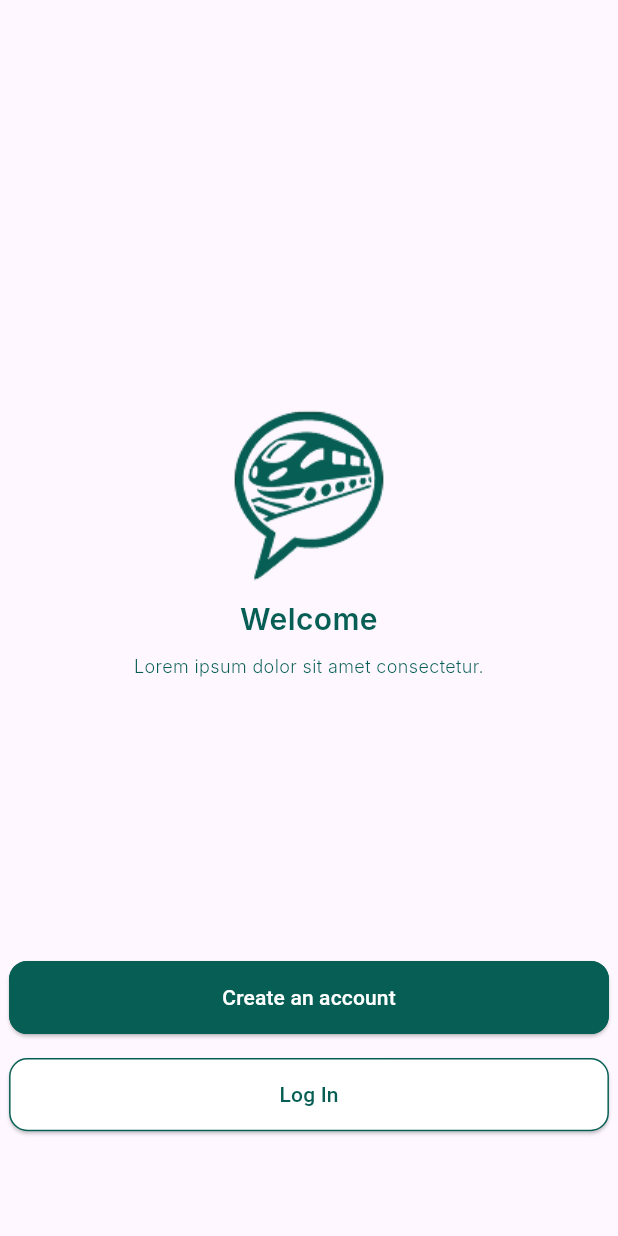
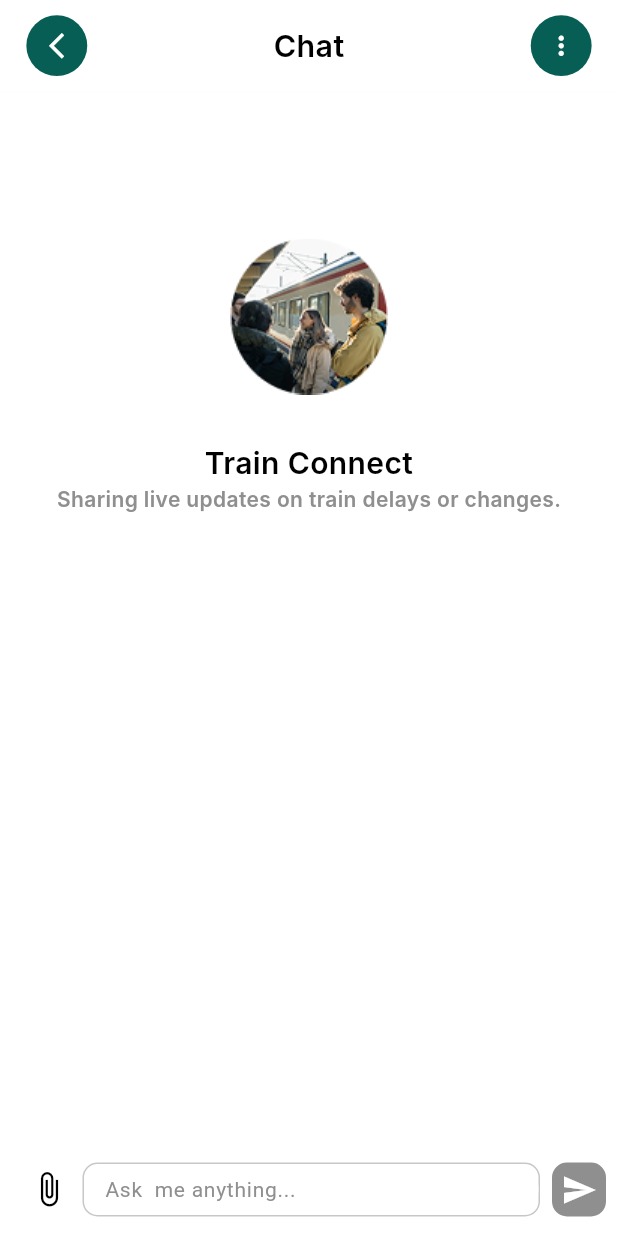
Before and after one commit to OmarGamalDev/train_zagazig, a Flutter app: the screen it shows after launch, after a tap on "Skip", on a phone screen of 412 x 824 dp. Run offline on Flutter 3.47's test engine with Material 3 defaults, Android fonts, the phone set to English and light mode, and no system bars; our stand-ins replace dots_indicator, flutter_chat_types, flutter_chat_ui, flutter_screenutil, shared_preferences; Roboto replaces fonts that are missing (Inter).

Commit message:
feat: Implement authentication and chat features
- Added LoginScreen and SignUpScreen with respective bodies for user authentication.
- Created ChatScreen with a custom app bar and messages view body for chat functionality.
- Developed MessagesViewBody to handle message sending and display.
- Implemented NoMessagesView to show when there are no chat messages.
- Integrated necessary UI components and state management for a seamless user experience.

```diff
--- a/lib/core/constants/routes.dart
+++ b/lib/core/constants/routes.dart
@@ -1,5 +1,6 @@
 import 'package:flutter/material.dart';
 import 'package:train_zagazig_app/features/auth/widgets/welcome_screen.dart';
+import 'package:train_zagazig_app/features/chat/presentation/screen/chat_screen.dart';
 import 'package:train_zagazig_app/features/home/home_screen.dart';
 import 'package:train_zagazig_app/features/onboarding/presentation/screens/onboarding_screen.dart';
 
@@ -11,6 +12,10 @@ Route<dynamic> onGenerateRoute(RouteSettings settings) {
       return MaterialPageRoute(builder: (_) => const HomeScreen());
     case WelcomeScreen.routeName:
       return MaterialPageRoute(builder: (_) => const WelcomeScreen());
+    // case SignUpScreen.routeName:
+    //   return MaterialPageRoute(builder: (_) => const SignUpScreen());
+    case ChatScreen.routeName:
+      return MaterialPageRoute(builder: (_) => const ChatScreen());
     default:
       return MaterialPageRoute(builder: (_) => const Scaffold());
   }
--- a/lib/features/auth/widgets/custom_text_field.dart
+++ b/lib/features/auth/widgets/custom_text_field.dart
@@ -3,7 +3,6 @@ import 'package:flutter_screenutil/flutter_screenutil.dart';
 
 class CustomInputField extends StatelessWidget {
   final String hintText;
-  final IconData icon;
   final bool obscureText;
   final String? Function(String?)? validator;
   final TextInputType? keyboardType;
@@ -11,7 +10,6 @@ class CustomInputField extends StatelessWidget {
   const CustomInputField({
     Key? key,
     required this.hintText,
-    required this.icon,
     this.obscureText = false,
     this.validator,
     this.keyboardType,
@@ -27,7 +25,6 @@ class CustomInputField extends StatelessWidget {
         validator: validator,
         keyboardType: keyboardType,
         decoration: InputDecoration(
-          prefixIcon: Icon(icon),
           hintText: hintText,
           filled: true,
           fillColor: Colors.white,
--- /dev/null
+++ b/lib/features/chat/presentation/screen/chat_screen.dart
@@ -0,0 +1,17 @@
+import 'package:flutter/material.dart';
+import 'package:train_zagazig_app/features/chat/presentation/widgets/messages_view_body.dart';
+import 'package:train_zagazig_app/features/chat/presentation/widgets/custom_appBar.dart';
+
+class ChatScreen extends StatelessWidget {
+  static const String routeName = 'chat';
+
+  const ChatScreen({super.key});
+
+  @override
+  Widget build(BuildContext context) {
+    return const Scaffold(
+      appBar: CustomAppBar(),
+      body: MessagesViewBody(),
+    );
+  }
+}
--- /dev/null
+++ b/lib/features/chat/presentation/widgets/custom_appBar.dart
@@ -0,0 +1,61 @@
+import 'package:flutter/material.dart';
+import 'package:flutter_screenutil/flutter_screenutil.dart';
+
+class CustomAppBar extends StatelessWidget implements PreferredSizeWidget {
+  const CustomAppBar({super.key});
+
+  @override
+  Widget build(BuildContext context) {
+    return SafeArea(
+      child: Container(
+        color: Colors.white,
+        padding: EdgeInsets.symmetric(horizontal: 16.w, vertical: 10.h),
+        child: Row(
+          mainAxisAlignment: MainAxisAlignment.spaceBetween,
+          children: [
+            GestureDetector(
+              onTap: () {
+                // Navigator.pop(context);
+              },
+              child: CircleAvatar(
+                radius: 20.r,
+                backgroundColor: const Color(0xff075E54),
+                child: Icon(
+                  Icons.arrow_back_ios_new,
+                  size: 20.sp,
+                  color: Colors.white,
+                ),
+              ),
+            ),
+            Text(
+              'Chat',
+              style: TextStyle(
+                color: Colors.black,
+                fontSize: 20.sp,
+                fontFamily: 'Inter',
+                fontWeight: FontWeight.w600,
+              ),
+            ),
+            GestureDetector(
+              onTap: () {
+                // Add your menu action
+              },
+              child: CircleAvatar(
+                radius: 20.r,
+                backgroundColor: const Color(0xff075E54),
+                child: Icon(
+                  Icons.more_vert,
+                  size: 20.sp,
+                  color: Colors.white,
+                ),
+              ),
+            ),
+          ],
+        ),
+      ),
+    );
+  }
+
+  @override
+  Size get preferredSize => Size.fromHeight(60.h);
+}
--- /dev/null
+++ b/lib/features/chat/presentation/widgets/messages_view_body.dart
@@ -0,0 +1,124 @@
+import 'package:flutter/material.dart';
+import 'package:flutter_chat_ui/flutter_chat_ui.dart';
+import 'package:flutter_chat_types/flutter_chat_types.dart' as types;
+import 'package:flutter_screenutil/flutter_screenutil.dart';
+import 'package:train_zagazig_app/features/chat/presentation/widgets/no_messages_view.dart';
+import 'package:uuid/uuid.dart';
+
+class MessagesViewBody extends StatefulWidget {
+  const MessagesViewBody({super.key});
+
+  @override
+  State<MessagesViewBody> createState() => _MessagesViewBodyState();
+}
+
+class _MessagesViewBodyState extends State<MessagesViewBody> {
+  final List<types.Message> _messages = [];
+  final _user = const types.User(id: 'yousef', firstName: 'يوسف');
+
+  final TextEditingController controller = TextEditingController();
+
+  @override
+  void dispose() {
+    super.dispose();
+    controller.dispose();
+  }
+
+  void handleSendPressed(types.PartialText message) {
+    final textMessage = types.TextMessage(
+      author: _user,
+      createdAt: DateTime.now().millisecondsSinceEpoch,
+      id: const Uuid().v4(),
+      text: message.text,
+    );
+
+    setState(() {
+      _messages.insert(0, textMessage);
+    });
+  }
+
+  @override
+  Widget build(BuildContext context) {
+    return Chat(
+      usePreviewData: true,
+      emptyState: const NoMessagesView(),
+      scrollPhysics: const AlwaysScrollableScrollPhysics(),
+      customBottomWidget: Container(
+        padding: const EdgeInsets.only(left: 20, top: 5, bottom: 5),
+        decoration: BoxDecoration(
+          borderRadius: BorderRadius.circular(8),
+          color: const Color(0xffffffff),
+        ),
+        child: Row(
+          children: [
+            const Icon(Icons.attach_file, color: Colors.black, size: 25),
+            Expanded(
+              child: Padding(
+                padding: const EdgeInsets.only(left: 10, top: 5, bottom: 5),
+                child: SizedBox(
+                  height: 36,
+                  child: Container(
+                    height: 40.h,
+                    width: 252.w,
+                    decoration: BoxDecoration(
+                      borderRadius: BorderRadius.circular(10),
+                      border: Border.all(
+                        color: const Color(0xffc7c7c7),
+                        width: 1,
+                      ),
+                    ),
+                    child: TextField(
+                      controller: controller,
+                      decoration: InputDecoration(
+                        contentPadding: const EdgeInsets.symmetric(
+                          horizontal: 10,
+                        ),
+                        border: OutlineInputBorder(
+                          borderRadius: BorderRadius.circular(50),
+                          borderSide: BorderSide.none,
+                        ),
+                        fillColor: Colors.white,
+                        filled: true,
+                        hintText: "Ask  me anything...",
+                        hintStyle: const TextStyle(
+                          color: Color(0xff8F8F8F),
+                          fontSize: 14,
+                        ),
+                      ),
+                    ),
+                  ),
+                ),
+              ),
+            ),
+            IconButton(
+              onPressed: () {
+                if (controller.text.isEmpty) return;
+                handleSendPressed(types.PartialText(text: controller.text));
+                controller.clear();
+              },
+              icon: Container(
+                width: 36,
+                height: 36,
+                decoration: BoxDecoration(
+                  color: const Color(0xff8F8F8F),
+                  borderRadius: BorderRadius.circular(10),
+                ),
+                child: Icon(Icons.send, color: Color(0xffffffff)),
+              ),
+            ),
+          ],
+        ),
+      ),
+      messages: _messages,
+      onSendPressed: handleSendPressed,
+      user: _user,
+      theme: DefaultChatTheme(
+        primaryColor: const Color(0xff2F80ED),
+        secondaryColor: const Color(0xffF6F7F9),
+        sentMessageBodyTextStyle: const TextStyle(color: Colors.white),
+        receivedMessageBodyTextStyle: const TextStyle(color: Colors.black),
+        inputBackgroundColor: Colors.grey[200]!,
+      ),
+    );
+  }
+}
--- /dev/null
+++ b/lib/features/chat/presentation/widgets/no_messages_view.dart
@@ -0,0 +1,43 @@
+import 'package:flutter/material.dart';
+import 'package:flutter_screenutil/flutter_screenutil.dart';
+
+class NoMessagesView extends StatelessWidget {
+  const NoMessagesView({super.key});
+
+  @override
+  Widget build(BuildContext context) {
+    return Column(
+      children: [
+        SizedBox(height: 96.h),
+        Center(
+          child: Image.asset(
+            "assets/images/chat.png",
+            width: 104.w,
+            height: 104.h,
+          ),
+        ),
+        SizedBox(height: 20),
+        SizedBox(height: 10),
+        Text(
+          "Train Connect",
+          textAlign: TextAlign.center,
+          style: TextStyle(
+            color: Colors.black,
+            fontSize: 20,
+            fontFamily: 'Inter',
+            fontWeight: FontWeight.w600,
+          ),
+        ),
+        Text(
+          "Sharing live updates on train delays or changes.",
+          style: TextStyle(
+            color: const Color(0xFF8F8F8F),
+            fontSize: 14,
+            fontFamily: 'Inter',
+            fontWeight: FontWeight.w600,
+          ),
+        ),
+      ],
+    );
+  }
+}
--- a/lib/features/onboarding/presentation/widgets/onboarding_screen_body.dart
+++ b/lib/features/onboarding/presentation/widgets/onboarding_screen_body.dart
@@ -3,7 +3,7 @@ import 'package:flutter/material.dart';
 import 'package:flutter_screenutil/flutter_screenutil.dart';
 import 'package:train_zagazig_app/core/services/shared_prefrences_singleton.dart';
 import 'package:train_zagazig_app/core/widgets/custom_button.dart';
-import 'package:train_zagazig_app/features/auth/widgets/welcome_screen.dart';
+import 'package:train_zagazig_app/features/chat/presentation/screen/chat_screen.dart';
 import 'package:train_zagazig_app/features/onboarding/presentation/widgets/on_boarding_page_view.dart';
 
 class OnboardingScreenBody extends StatefulWidget {
@@ -55,7 +55,7 @@ class _OnboardingScreenBodyState extends State<OnboardingScreenBody> {
                 onPressed: () {
                   SharedPreferencesSingleton.setBool("isOnBoardingViewScreen", true);
                   Navigator.pushReplacement(context,
-                   MaterialPageRoute(builder: (context) => WelcomeScreen()));
+                   MaterialPageRoute(builder: (context) => ChatScreen()));
                 },
                 text: 'Skip',
                 backgroundColor: Colors.white,
@@ -69,7 +69,7 @@ class _OnboardingScreenBodyState extends State<OnboardingScreenBody> {
                   if (currentPage == 2) {
                      SharedPreferencesSingleton.setBool("isOnBoardingViewScreen", true);
                     Navigator.pushReplacement(context,
-                   MaterialPageRoute(builder: (context) => WelcomeScreen()));
+                   MaterialPageRoute(builder: (context) => ChatScreen()));
                   } else {
                     pageController.nextPage (
                     duration: Duration(milliseconds: 20),
--- a/lib/main.dart
+++ b/lib/main.dart
@@ -2,8 +2,7 @@ import 'package:flutter/material.dart';
 import 'package:flutter_screenutil/flutter_screenutil.dart';
 import 'package:train_zagazig_app/core/constants/routes.dart';
 import 'package:train_zagazig_app/core/services/shared_prefrences_singleton.dart';
-import 'package:train_zagazig_app/features/auth/widgets/welcome_screen.dart';
-import 'package:train_zagazig_app/features/home/home_screen.dart';
+import 'package:train_zagazig_app/features/chat/presentation/screen/chat_screen.dart';
 import 'package:train_zagazig_app/features/onboarding/presentation/screens/onboarding_screen.dart';
 
 void main() async {
@@ -27,7 +26,7 @@ class MyApp extends StatelessWidget {
           onGenerateRoute: onGenerateRoute,
           initialRoute:
               SharedPreferencesSingleton.getBool("isOnBoardingViewScreen")
-              ? WelcomeScreen.routeName
+              ? ChatScreen.routeName
               : OnboardingScreen.routeName,
         );
       },
--- a/pubspec.yaml
+++ b/pubspec.yaml
@@ -35,6 +35,11 @@ dependencies:
   flutter_screenutil: ^5.9.3
   dots_indicator: ^4.0.1
   shared_preferences: ^2.5.3
+  intl_phone_field: ^3.1.0
+  flutter_chat_ui: ^1.6.8
+  flutter_chat_types: ^3.6.1
+  uuid:
+
 
 dev_dependencies:
   flutter_test:
```
Also changed, not shown: lib/features/auth/login_screen.dart (deleted, +0 -12 lines), lib/features/auth/screens/login_screen.dart (added, +12 -0 lines), lib/features/auth/screens/sign_up_screen.dart (added, +14 -0 lines), lib/features/auth/validator/input_validator.dart (+27 -0 lines), lib/features/auth/widgets/custom_elevated_button.dart (deleted, +0 -32 lines), lib/features/auth/widgets/login_screen_body.dart (+106 -106 lines), lib/features/auth/widgets/sign_up_screen_body.dart (added, +78 -0 lines), lib/features/auth/widgets/welcome_screen.dart (+28 -6 lines), assets/images/chat.png (added), pubspec.lock, 5 other files.
